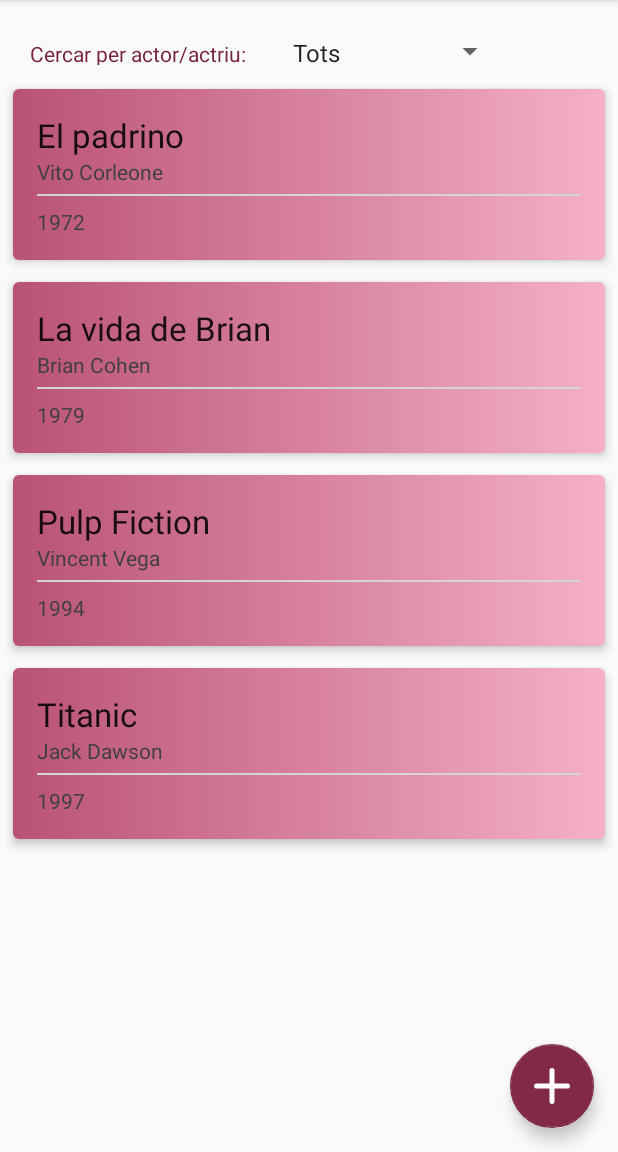
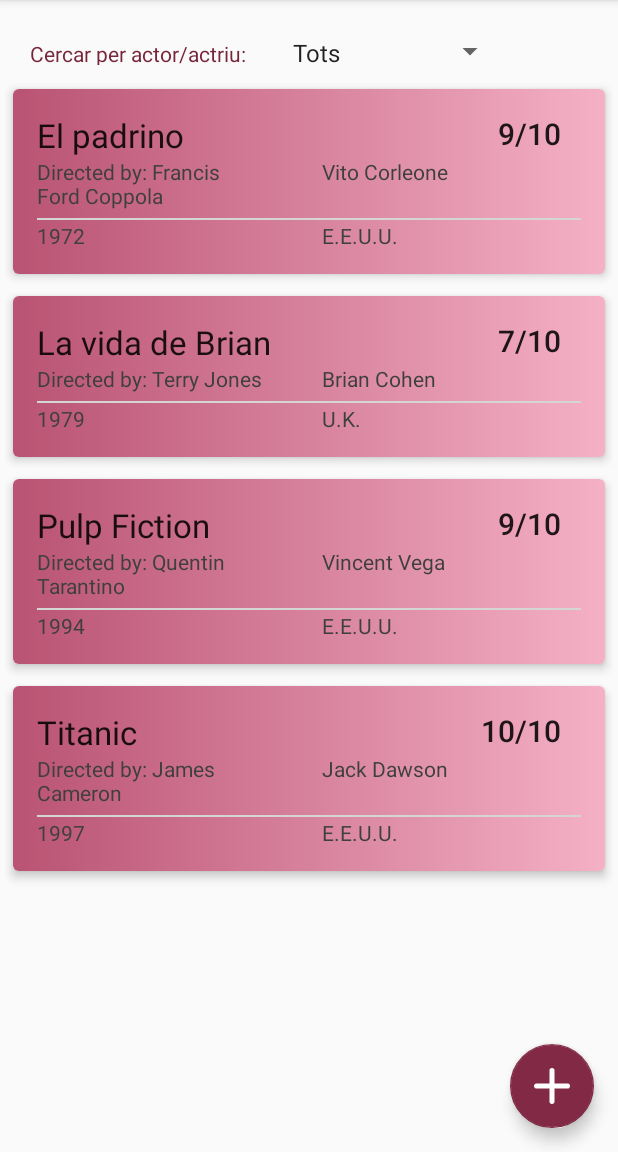
Before and after one commit to alexct33/FilmsAdmin, an Android app: the screen it shows after launch (DrawerActivity), on a phone screen of 412 x 824 dp, the part 84-1236 px from its top. Run offline under Robolectric (Android 15) with nearby library versions, the phone set to English and light mode, and no system bars.

Commit message:
mostrar totes les dades a les cardviews done

```diff
--- a/app/src/main/java/com/example/pr_idi/mydatabaseexample/FilmsAdapter.java
+++ b/app/src/main/java/com/example/pr_idi/mydatabaseexample/FilmsAdapter.java
@@ -21,6 +21,9 @@ public class FilmsAdapter extends RecyclerView.Adapter<FilmsAdapter.FilmsViewHol
         public TextView titulo;
         public TextView prota;
         public TextView any;
+        public TextView director;
+        public TextView nota;
+        public TextView pais;
 
         public FilmsViewHolder(View v) {
 
@@ -29,6 +32,9 @@ public class FilmsAdapter extends RecyclerView.Adapter<FilmsAdapter.FilmsViewHol
             titulo = (TextView) v.findViewById(R.id.titulo);
             prota = (TextView) v.findViewById(R.id.protagonista);
             any = (TextView) v.findViewById(R.id.any);
+            director = (TextView) v.findViewById(R.id.director);
+            nota = (TextView) v.findViewById(R.id.nota);
+            pais = (TextView) v.findViewById(R.id.pais);
         }
     }
 
@@ -56,6 +62,9 @@ public class FilmsAdapter extends RecyclerView.Adapter<FilmsAdapter.FilmsViewHol
         viewHolder.titulo.setText(items.get(i).getTitle());
         viewHolder.prota.setText(items.get(i).getProtagonist());
         viewHolder.any.setText(String.valueOf(items.get(i).getYear()));
+        viewHolder.director.setText("Directed by: " + items.get(i).getDirector());
+        viewHolder.nota.setText(items.get(i).getCritics_rate() + "/10");
+        viewHolder.pais.setText(items.get(i).getCountry());
 
     }
 }
--- a/app/src/main/java/com/example/pr_idi/mydatabaseexample/crearFilmActivity.java
+++ b/app/src/main/java/com/example/pr_idi/mydatabaseexample/crearFilmActivity.java
@@ -57,15 +57,16 @@ public class crearFilmActivity extends AppCompatActivity {
     private class LoadAdapter extends AsyncTask<String, Integer, String> {
         private boolean creatOK;
         private boolean camps_buits;
-
+        private boolean nota_erronea;
         @Override
         protected String doInBackground(String... content) {
-            creatOK = camps_buits = false;
+            creatOK = camps_buits = nota_erronea = false;
             actualitzar_et();
             if (titol.isEmpty() || pais.isEmpty() || any.isEmpty()
                     || director.isEmpty() || prota.isEmpty() || nota.isEmpty()) {
                 camps_buits = true;
             }
+            else if (Integer.parseInt(nota) > 10) nota_erronea = true;
             else {
                 filmData.open();
                 Film peli = filmData.createFilm(titol, pais, Integer.parseInt(any), director, prota, Integer.parseInt(nota));
@@ -86,7 +87,11 @@ public class crearFilmActivity extends AppCompatActivity {
                 toast = Toast.makeText(getApplicationContext(), "La pel·lícula s'ha afegit correctament", Toast.LENGTH_LONG);
                 finish();
             }
+            else if (nota_erronea)
+                toast = Toast.makeText(getApplicationContext(), "La nota ha de ser un número entre 0 i 10", Toast.LENGTH_SHORT);
+
             else toast = Toast.makeText(getApplicationContext(), "La pel·lícula NO s'ha afegit correctament", Toast.LENGTH_LONG);
+
             toast.show();
         }
     }
--- a/app/src/main/res/layout/activity_crear_film.xml
+++ b/app/src/main/res/layout/activity_crear_film.xml
@@ -79,7 +79,8 @@
         android:textColorHint="#222222"
         android:layout_marginStart="@dimen/activity_horizontal_margin"
         android:padding="5dp"
-        android:hint="Introdueix l'any d'estrena de la pel·lícula..."/>
+        android:hint="Introdueix l'any d'estrena de la pel·lícula..."
+        android:maxLength="4"/>
 
     <TextView
         android:layout_width="match_parent"
--- a/app/src/main/res/layout/cardview_film.xml
+++ b/app/src/main/res/layout/cardview_film.xml
@@ -18,37 +18,62 @@
         android:padding="@dimen/activity_horizontal_margin">
 
         <RelativeLayout
+            android:layout_width="match_parent"
+            android:layout_height="wrap_content"
+            android:orientation="horizontal">
+            <TextView
+                android:id="@+id/titulo"
+                android:layout_width="wrap_content"
+                android:layout_height="wrap_content"
+                android:layout_alignParentTop="true"
+                android:ellipsize="end"
+                android:text="Títol"
+                android:textAppearance="?android:attr/textAppearanceLarge" />
+
+            <TextView
+                android:id="@+id/nota"
+                android:layout_width="wrap_content"
+                android:layout_height="wrap_content"
+                android:ellipsize="end"
+                android:text="nota"
+                android:textAppearance="@style/TextAppearance.AppCompat.Widget.ActionMode.Title.Inverse"
+                android:layout_alignParentTop="true"
+                android:layout_alignParentEnd="true"
+                android:layout_marginEnd="13dp" />
+
+        </RelativeLayout>
+
+        <LinearLayout
             android:layout_width="wrap_content"
             android:layout_height="wrap_content"
             android:orientation="horizontal">
-
-            <TextView
-                android:id="@+id/titulo"
-                android:layout_width="match_parent"
-                android:layout_height="wrap_content"
-                android:layout_alignParentEnd="true"
-                android:layout_alignParentStart="true"
-                android:layout_alignParentTop="true"
-                android:ellipsize="end"
-                android:text="Large Text"
-                android:textAppearance="?android:attr/textAppearanceLarge" />
-
-
-        </RelativeLayout>
+        <TextView
+            android:id="@+id/director"
+            android:layout_width="150dp"
+            android:layout_height="wrap_content"
+            android:layout_alignParentEnd="true"
+            android:layout_alignParentStart="true"
+            android:layout_below="@+id/titulo"
+            android:layout_marginRight="20dp"
+            android:ellipsize="end"
+            android:maxLines="4"
+            android:text="Director"
+            android:textColor="#3f3f3f"
+            android:textAppearance="?android:attr/textAppearanceSmall" />
 
         <TextView
             android:id="@+id/protagonista"
             android:layout_width="match_parent"
             android:layout_height="wrap_content"
-            android:layout_above="@+id/compartir"
             android:layout_alignParentEnd="true"
             android:layout_alignParentStart="true"
-            android:layout_below="@+id/titulo"
+            android:layout_marginStart="20dp"
             android:ellipsize="end"
             android:maxLines="4"
-            android:text="Small Text"
+            android:text="Prota"
             android:textColor="#3f3f3f"
             android:textAppearance="?android:attr/textAppearanceSmall" />
+        </LinearLayout>
 
         <RelativeLayout
             android:layout_width="match_parent"
@@ -62,20 +87,37 @@
                 android:layout_marginTop="5dp"
                 android:background="#ffd5d5d5"></View>
 
+            <LinearLayout
+                android:layout_width="wrap_content"
+                android:layout_height="wrap_content"
+                android:orientation="horizontal">
+            <TextView
+                android:id="@+id/any"
+                android:layout_width="150dp"
+                android:layout_height="wrap_content"
+                android:layout_alignParentStart="true"
+                android:layout_marginRight="20dp"
+                android:layout_below="@+id/linea"
+                android:ellipsize="end"
+                android:paddingTop="7dp"
+                android:text="Any"
+                android:textColor="#3f3f3f"
+                android:textAppearance="?android:attr/textAppearanceSmall" />
 
             <TextView
-                android:id="@+id/any"
+                android:id="@+id/pais"
                 android:layout_width="match_parent"
                 android:layout_height="wrap_content"
                 android:layout_alignParentEnd="true"
                 android:layout_alignParentStart="true"
+                android:layout_marginStart="20dp"
                 android:layout_below="@+id/linea"
                 android:ellipsize="end"
                 android:paddingTop="7dp"
-                android:text="Small Year"
+                android:text="Country"
                 android:textColor="#3f3f3f"
                 android:textAppearance="?android:attr/textAppearanceSmall" />
-
+            </LinearLayout>
         </RelativeLayout>
     </LinearLayout>
 </android.support.v7.widget.CardView>
--- a/app/src/main/res/layout/fragment_title.xml
+++ b/app/src/main/res/layout/fragment_title.xml
@@ -45,6 +45,7 @@
                             android:layout_height="wrap_content"
                             android:id="@+id/btn_Cercar"
                             android:text="Cercar"
+                            android:textColor="#FFFFFF"
                             android:background="@color/colorPrimaryDark"
                             android:visibility="gone"/>
 
```
